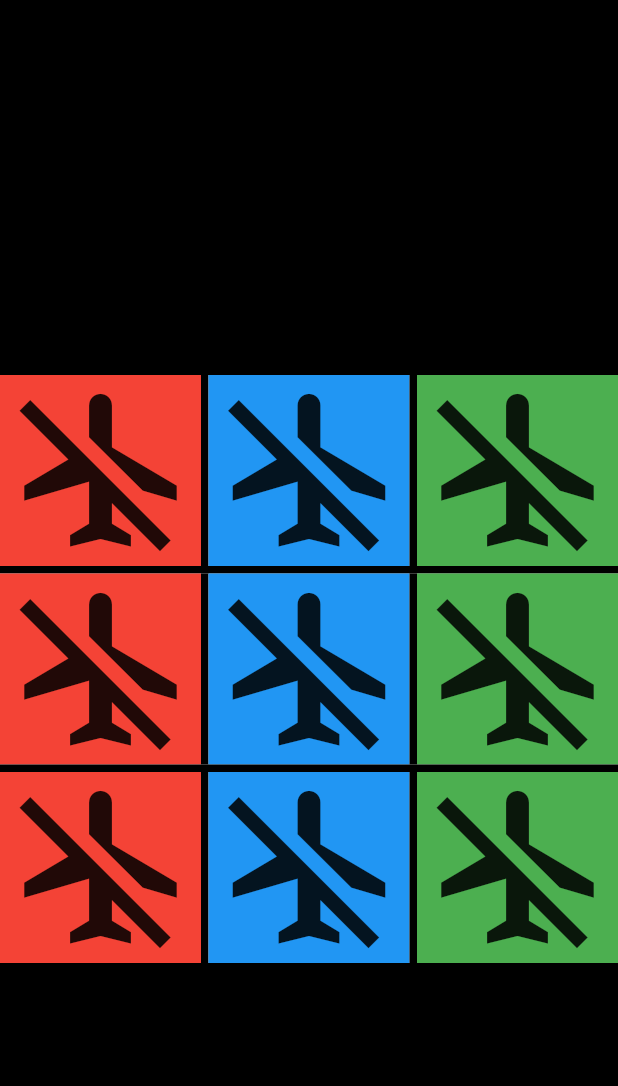
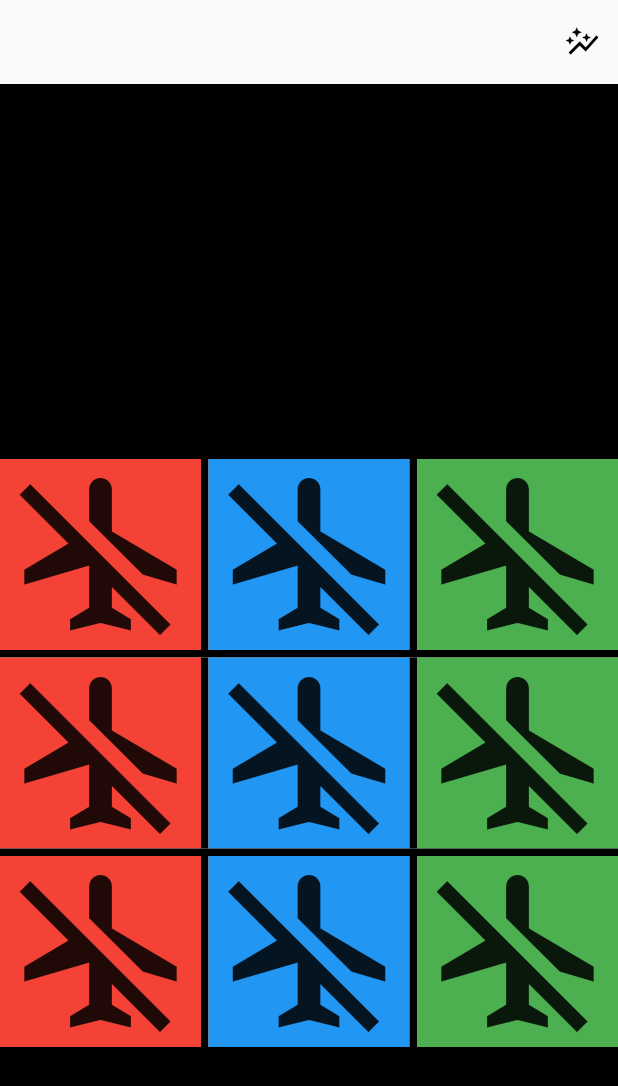
Before and after one commit to ShmokeD/menace_flutter, a Flutter app: the screen it shows after launch, on a phone screen of 412 x 824 dp. Shown: the top 1086 px of the screen. Run offline on Flutter 3.47's test engine with Material 2 defaults, Android fonts, the phone set to English and light mode, and no system bars; missing offline and left inert: dart_random_choice.

Commit message:
Add winratechart

```diff
--- a/lib/main.dart
+++ b/lib/main.dart
@@ -10,7 +10,7 @@ class MyApp extends StatelessWidget {
 
   @override
   Widget build(BuildContext context) {
-    return const MaterialApp(
+    return MaterialApp(
       home: GameScreen(),
     );
   }
--- a/lib/screens/game_screen.dart
+++ b/lib/screens/game_screen.dart
@@ -1,8 +1,11 @@
 import 'package:flutter/material.dart';
+import 'package:menace_flutter/managers/manager.dart';
+import 'package:menace_flutter/screens/overview_screen.dart';
 import '../widgets/game_widget.dart';
 
 class GameScreen extends StatefulWidget {
-  const GameScreen({super.key});
+  GameScreen({super.key});
+  final GameManager manager = GameManager(Player.human);
 
   @override
   State<GameScreen> createState() => _GameScreenState();
@@ -13,13 +16,24 @@ class _GameScreenState extends State<GameScreen> {
   Widget build(BuildContext context) {
     double width = MediaQuery.of(context).size.width;
     return Scaffold(
+      appBar: AppBar(forceMaterialTransparency: true, actions: [
+        IconButton(
+            onPressed: () => Navigator.of(context).push(MaterialPageRoute(
+                builder: (_) => OverViewScreen(
+                      aiManager: widget.manager.aiManager,
+                    ))),
+            icon: const Icon(
+              Icons.auto_graph_outlined,
+              color: Colors.black,
+            ))
+      ]),
       body: Column(children: [
         Container(
           width: double.infinity,
           height: 250,
           color: Colors.black,
         ),
-        GameWidget(width: width),
+        GameWidget(width: width, manager: widget.manager),
         Flexible(
           child: Container(
             width: double.infinity,
--- a/lib/widgets/game_widget.dart
+++ b/lib/widgets/game_widget.dart
@@ -4,10 +4,10 @@ import 'package:flutter/material.dart';
 import '../managers/manager.dart';
 
 class GameWidget extends StatefulWidget {
-  GameWidget({super.key, required this.width});
+  GameWidget({super.key, required this.width, required this.manager});
   final double width;
 
-  final GameManager manager = GameManager(Player.human);
+  final GameManager manager;
 
   @override
   State<GameWidget> createState() => _GameWidgetState();
--- a/pubspec.yaml
+++ b/pubspec.yaml
@@ -30,6 +30,7 @@ environment:
 dependencies:
   cupertino_icons: ^1.0.2
   dart_random_choice: ^0.2.0
+  firebase_core: ^2.19.0
   fl_chart: ^0.64.0
   flutter:
     sdk: flutter
```
Also changed, not shown: lib/managers/manager.dart (+15 -9 lines), pubspec.lock.
